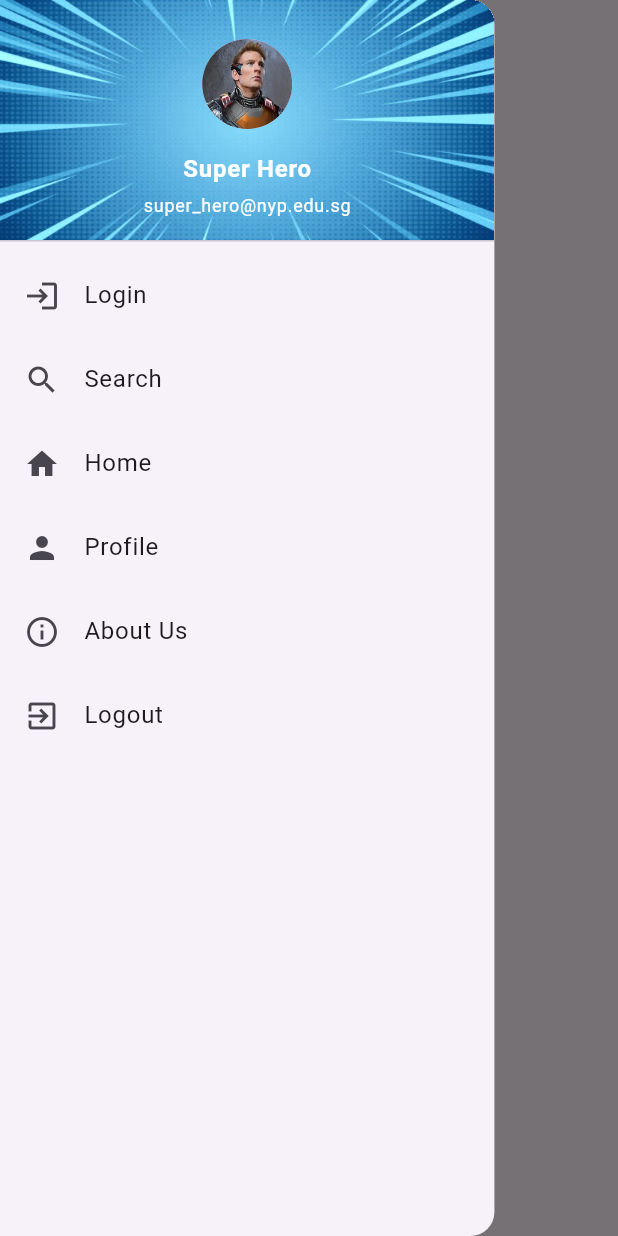
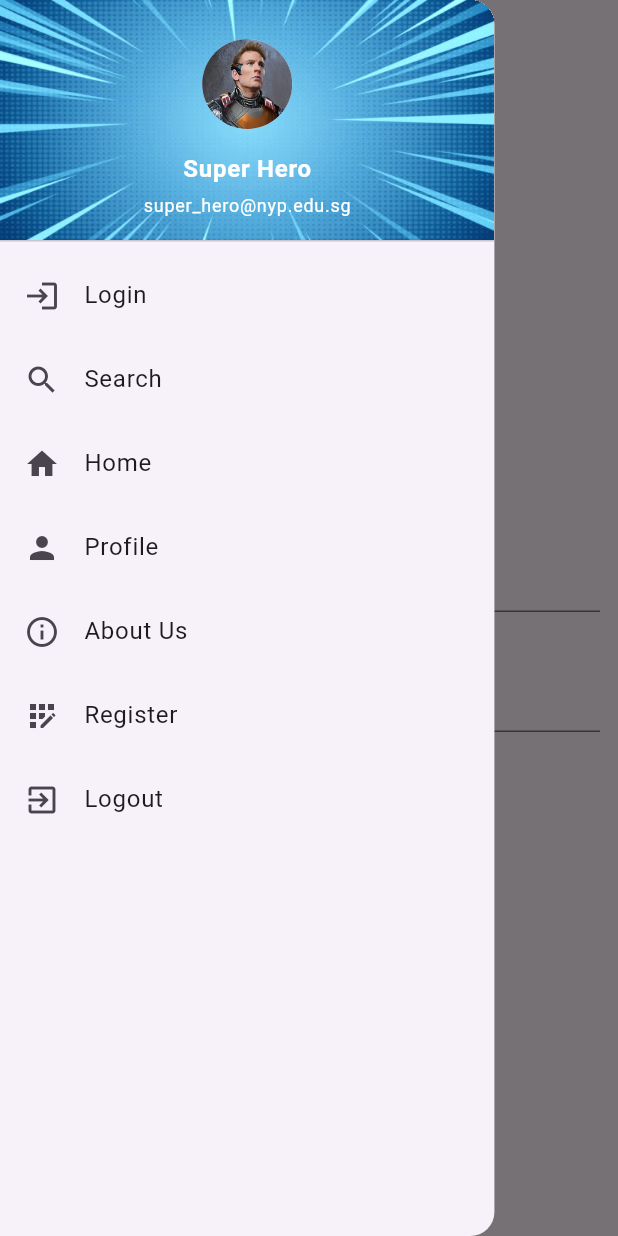
Before and after one commit to ValElizaTan/Movie-Dex, a Flutter app: the screen it shows after launch, with the side drawer open, on a phone screen of 412 x 824 dp. Run offline on Flutter 3.47's test engine with Material 3 defaults, Android fonts, the phone set to English and light mode, and no system bars; our stand-ins replace firebase_auth, firebase_core, fluttertoast, get, google_maps_flutter, location; accounts and stored records are empty.

Commit message:
register & login  workin

```diff
--- a/lib/controllers/DrawerController.dart
+++ b/lib/controllers/DrawerController.dart
@@ -1,7 +1,7 @@
 import 'package:get/get.dart';
 
 class DrawerController extends GetxController {
-  var currentScreenIndex = 2.obs;
+  var currentScreenIndex = 5.obs;
 
   void changeScreen(int index) {
     currentScreenIndex.value = index;
--- a/lib/main.dart
+++ b/lib/main.dart
@@ -1,6 +1,9 @@
 import 'package:flutter/material.dart';
 import 'package:get/get.dart';
+import 'package:flutter/material.dart';
+import 'package:firebase_core/firebase_core.dart';
 import 'package:project_1/screen/aboutus.dart';
+import 'package:project_1/screen/registration.dart';
 
 import 'screen/drawer.dart';
 import 'screen/home.dart';
@@ -10,8 +13,10 @@ import 'screen/search.dart';
 import 'screen/aboutus.dart';
 import 'package:project_1/controllers/DrawerController.dart' as drawerControl;
 
-void main() {
+Future<void> main() async {
   Get.put(drawerControl.DrawerController());
+  WidgetsFlutterBinding.ensureInitialized();
+  await Firebase.initializeApp();
   runApp(MyApp());
 }
 
@@ -46,8 +51,10 @@ class _MyAppState extends State<MyApp> {
                 return Profile();
               case 4:
                 return AboutUs();
+              case 5:
+                return Register();
               default:
-                return Container();
+                return Login();
             }
           },
         ),
--- a/lib/screen/drawer.dart
+++ b/lib/screen/drawer.dart
@@ -59,32 +59,44 @@ class MyDrawer extends StatelessWidget {
             ListTile(
               leading: Icon(Icons.login),
               title: Text('Login'),
-              onTap: () => Get.find<DrawerControl.DrawerController>().changeScreen(0),
+              onTap: () =>
+                  Get.find<DrawerControl.DrawerController>().changeScreen(0),
             ),
             ListTile(
               leading: Icon(Icons.search),
               title: Text('Search'),
-              onTap: () => Get.find<DrawerControl.DrawerController>().changeScreen(1),
+              onTap: () =>
+                  Get.find<DrawerControl.DrawerController>().changeScreen(1),
             ),
             ListTile(
               leading: Icon(Icons.home),
               title: Text('Home'),
-              onTap: () => Get.find<DrawerControl.DrawerController>().changeScreen(2),
+              onTap: () =>
+                  Get.find<DrawerControl.DrawerController>().changeScreen(2),
             ),
             ListTile(
               leading: Icon(Icons.person),
               title: Text('Profile'),
-              onTap: () => Get.find<DrawerControl.DrawerController>().changeScreen(3),
+              onTap: () =>
+                  Get.find<DrawerControl.DrawerController>().changeScreen(3),
             ),
             ListTile(
               leading: Icon(Icons.info_outline),
               title: Text('About Us'),
-              onTap: () => Get.find<DrawerControl.DrawerController>().changeScreen(4),
+              onTap: () =>
+                  Get.find<DrawerControl.DrawerController>().changeScreen(4),
+            ),
+            ListTile(
+              leading: Icon(Icons.app_registration),
+              title: Text('Register'),
+              onTap: () =>
+                  Get.find<DrawerControl.DrawerController>().changeScreen(5),
             ),
             ListTile(
               leading: Icon(Icons.exit_to_app),
               title: Text('Logout'),
-              onTap: () => Get.find<DrawerControl.DrawerController>().changeScreen(0),
+              onTap: () =>
+                  Get.find<DrawerControl.DrawerController>().changeScreen(0),
             ),
           ],
         ),
--- a/lib/screen/registration.dart
+++ b/lib/screen/registration.dart
@@ -1,14 +1,88 @@
 import 'package:flutter/material.dart';
+import 'package:firebase_auth/firebase_auth.dart';
+import 'package:project_1/services/firebaseauth_service.dart';
 
-class Registration extends StatelessWidget {
+import 'home.dart';
+
+class Register extends StatefulWidget {
+  @override
+  State<Register> createState() => _RegisterState();
+}
+
+class _RegisterState extends State<Register> {
+  //Controllers for email & pwd
+
+  final TextEditingController emailController = TextEditingController();
+  final TextEditingController passwordController = TextEditingController();
+
+  bool signUp = true;
+
   @override
   Widget build(BuildContext context) {
-    return Container(
-      child: Center(
-        child: Text(
-          'Registration',
-          style: TextStyle(fontSize: 25, fontWeight: FontWeight.bold),
-        ),
+    return Scaffold(
+      appBar: AppBar(
+        automaticallyImplyLeading: false,
+        title: Text('Firebase FirestoreApp'),
+      ),
+      body: Column(
+        mainAxisAlignment: MainAxisAlignment.center,
+        mainAxisSize: MainAxisSize.max,
+        children: [
+          Padding(
+            padding: EdgeInsets.all(12.0),
+            child: TextField(
+              controller: emailController,
+              decoration: InputDecoration(
+                labelText: "Email",
+              ),
+            ),
+          ),
+          Padding(
+            padding: EdgeInsets.all(12.0),
+            child: TextField(
+              controller: passwordController,
+              decoration: InputDecoration(
+                labelText: "Password",
+              ),
+            ),
+          ),
+          RaisedButton(
+            onPressed: () async {
+              if (signUp) {
+                var newuser = await FirebaseAuthService().signUp(
+                  email: emailController.text.trim(),
+                  password: passwordController.text.trim(),
+                );
+                if (newuser != null) {
+                  Navigator.of(context).pushReplacement(
+                    MaterialPageRoute(builder: (context) => Home()),
+                  );
+                }
+              } else {
+                var reguser = await FirebaseAuthService().signIn(
+                  email: emailController.text.trim(),
+                  password: passwordController.text.trim(),
+                );
+                if (reguser != null) {
+                  Navigator.of(context).pushReplacement(
+                    MaterialPageRoute(builder: (context) => Home()),
+                  );
+                }
+              }
+            },
+            child: signUp ? Text("Sign Up") : Text("Sign In"),
+          ),
+          OutlineButton(
+            onPressed: () {
+              setState(() {
+                signUp = !signUp;
+              });
+            },
+            child: signUp
+                ? Text("Have an account? Sign In")
+                : Text("Create an account"),
+          )
+        ],
       ),
     );
   }
```
Also changed, not shown: lib/screen/login.dart (+80 -7 lines), lib/services/firebaseauth_service.dart (added, +43 -0 lines), lib/services/firestore_service.dart (added, +60 -0 lines), lib/style.dart (added, +59 -0 lines), lib/utility/dialogutil.dart (added, +24 -0 lines), 2 other files.
